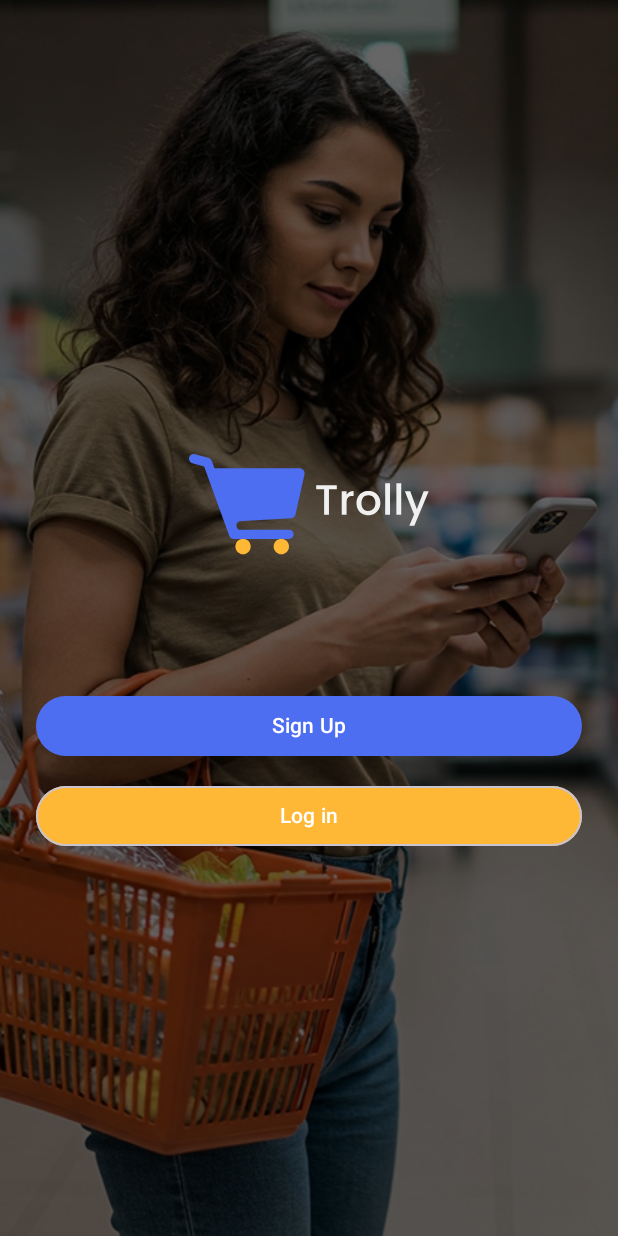
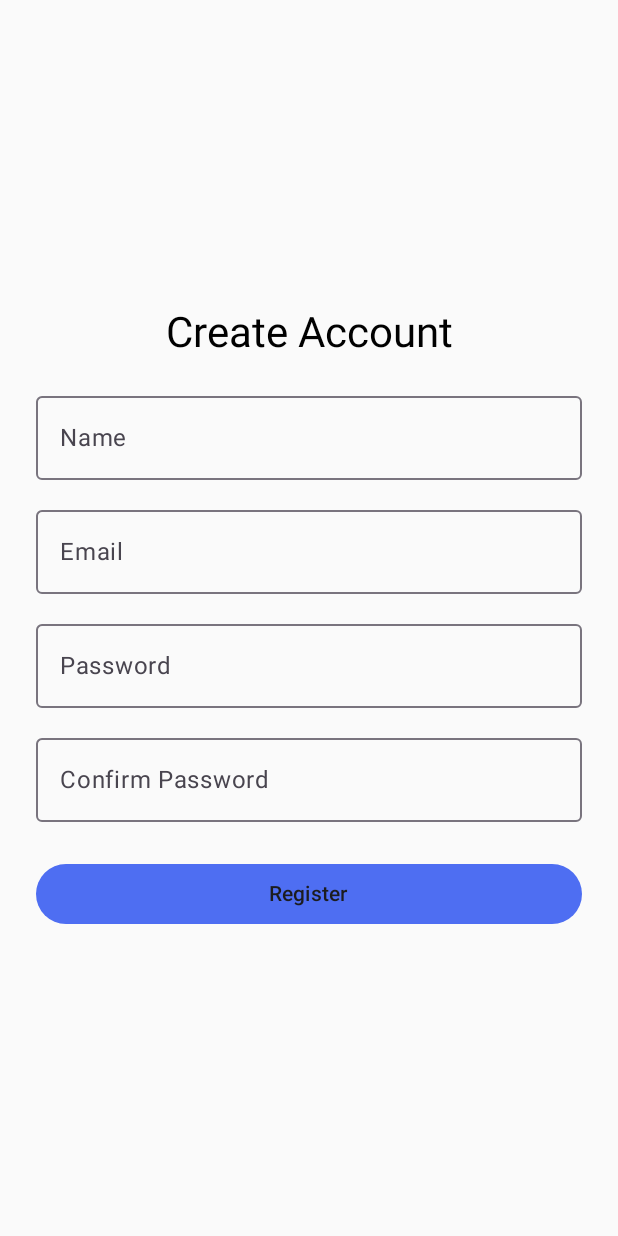
Before and after one commit to andersonlourenc/trolly, an Android app built with Jetpack Compose: the screen it shows after launch (MainActivity), after a tap on "Sign Up", on a phone screen of 412 x 824 dp. Run offline under Robolectric (Android 15) with nearby library versions, the phone set to English and light mode, and no system bars.

Commit message:
added register

```diff
--- a/app/src/main/java/com/lourenc/trolly/MainActivity.kt
+++ b/app/src/main/java/com/lourenc/trolly/MainActivity.kt
@@ -10,16 +10,16 @@ import androidx.navigation.compose.composable
 import androidx.navigation.compose.rememberNavController
 import com.lourenc.trolly.splash.SplashScreen
 import com.lourenc.trolly.ui.login.LoginScreen
+import com.lourenc.trolly.ui.register.RegisterScreen
+
 
 import com.lourenc.trolly.ui.theme.TrollyTheme
-
-
 
 class MainActivity : ComponentActivity() {
     override fun onCreate(savedInstanceState: Bundle?) {
         super.onCreate(savedInstanceState)
         enableEdgeToEdge()
-        setContent {
+
             setContent {
                 val navController: NavHostController = rememberNavController()
 
@@ -36,7 +36,17 @@ class MainActivity : ComponentActivity() {
                                 }
                          composable("login") {
                              LoginScreen(
-                                 println("Login feito")
+                                 onLoginSuccess = {
+                                     println("Login feito")
+                                 }
+
+                             )
+                         }
+                         composable("register") {
+                             RegisterScreen(
+                                 onRegisterClick = { email, password ->
+                                     println("Registrado: $email, $password")
+                                 }
                              )
                          }
                      }
@@ -47,5 +57,3 @@ class MainActivity : ComponentActivity() {
         }
 
     }
-
-}
--- /dev/null
+++ b/app/src/main/java/com/lourenc/trolly/ui/register/RegisterScreen.kt
@@ -0,0 +1,81 @@
+package com.lourenc.trolly.ui.register
+
+import androidx.compose.foundation.layout.*
+import androidx.compose.material3.*
+import androidx.compose.runtime.*
+import androidx.compose.runtime.saveable.rememberSaveable
+import androidx.compose.ui.Alignment
+import androidx.compose.ui.Modifier
+import androidx.compose.ui.unit.dp
+import androidx.compose.ui.text.input.PasswordVisualTransformation
+
+@Composable
+fun RegisterScreen(
+    onRegisterClick: (String, String) -> Unit
+) {
+    var name by rememberSaveable { mutableStateOf("") }
+    var email by rememberSaveable { mutableStateOf("") }
+    var password by rememberSaveable { mutableStateOf("") }
+    var confirmPassword by rememberSaveable { mutableStateOf("") }
+
+    Column(
+        modifier = Modifier
+            .fillMaxSize()
+            .padding(24.dp),
+        verticalArrangement = Arrangement.Center,
+        horizontalAlignment = Alignment.CenterHorizontally
+    ) {
+        Text("Create Account", style = MaterialTheme.typography.headlineMedium)
+
+        Spacer(modifier = Modifier.height(16.dp))
+
+        OutlinedTextField(
+            value = name,
+            onValueChange = { name = it },
+            label = { Text("Name") },
+            modifier = Modifier.fillMaxWidth()
+        )
+
+        Spacer(modifier = Modifier.height(12.dp))
+
+        OutlinedTextField(
+            value = email,
+            onValueChange = { email = it },
+            label = { Text("Email") },
+            modifier = Modifier.fillMaxWidth()
+        )
+
+        Spacer(modifier = Modifier.height(12.dp))
+
+        OutlinedTextField(
+            value = password,
+            onValueChange = { password = it },
+            label = { Text("Password") },
+            visualTransformation = PasswordVisualTransformation(),
+            modifier = Modifier.fillMaxWidth()
+        )
+
+        Spacer(modifier = Modifier.height(12.dp))
+
+        OutlinedTextField(
+            value = confirmPassword,
+            onValueChange = { confirmPassword = it },
+            label = { Text("Confirm Password") },
+            visualTransformation = PasswordVisualTransformation(),
+            modifier = Modifier.fillMaxWidth()
+        )
+
+        Spacer(modifier = Modifier.height(24.dp))
+
+        Button(
+            onClick = {
+                if (password == confirmPassword && email.isNotBlank()) {
+                    onRegisterClick(email, password)
+                }
+            },
+            modifier = Modifier.fillMaxWidth()
+        ) {
+            Text("Register")
+        }
+    }
+}
```
Also changed, not shown: app/src/main/java/com/lourenc/trolly/data/model/User.kt (added, +7 -0 lines), app/src/main/java/com/lourenc/trolly/data/repository/UserRepository.kt (added, +24 -0 lines), app/src/main/java/com/lourenc/trolly/ui/login/LoginScreen.kt (+7 -5 lines).
